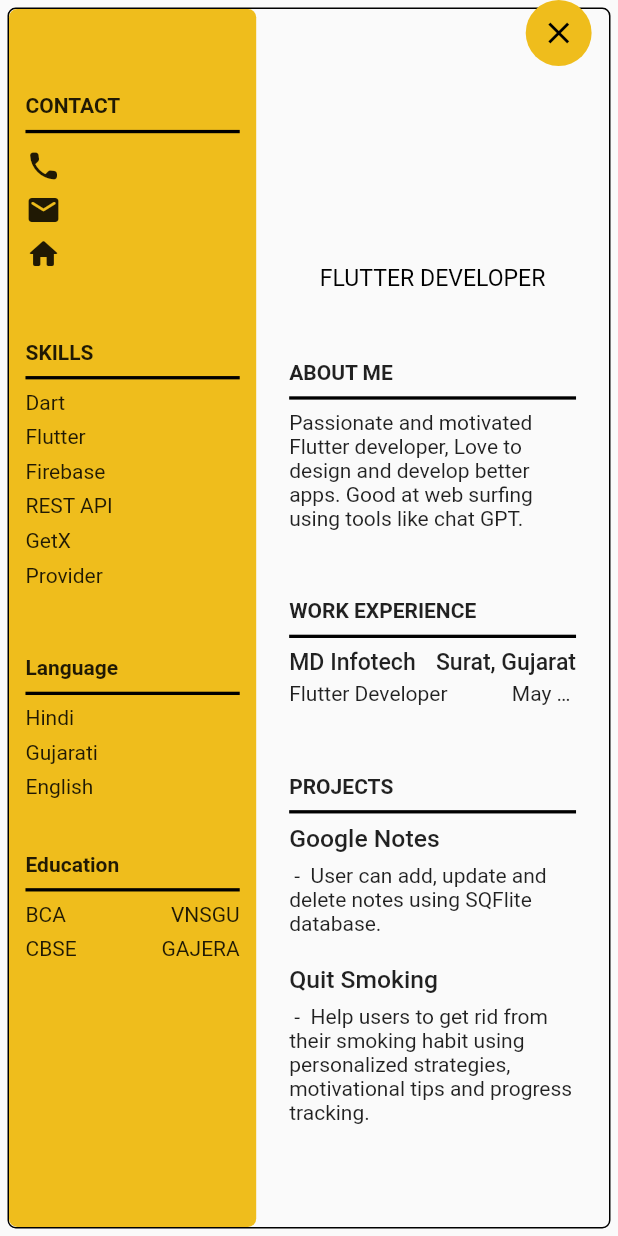
After one commit to niyatikalathiya6/resume_builder, a Flutter app: the ResumeViewScreen screen opened by its route, on a phone screen of 412 x 824 dp. The commit adds this screen. Run offline on Flutter 3.47's test engine with Material 2 defaults, Android fonts, the phone set to English and light mode, and no system bars; our stand-ins replace dropdown_button2, flutter_screenutil, flutter_svg, get, get_storage, google_fonts and 1 more; accounts and stored records are empty.

Commit message:
resume_view added

```diff
--- /dev/null
+++ b/lib/Screens/UserInfo/resume_view.dart
@@ -0,0 +1,351 @@
+import 'package:flutter/material.dart';
+import 'package:flutter_screenutil/flutter_screenutil.dart';
+import 'package:get/get.dart';
+
+import '../../Controllers/user_info_controller.dart';
+import '../../Utils/constants.dart';
+
+class ResumeViewScreen extends StatelessWidget {
+  const ResumeViewScreen({super.key});
+  static const routeName = 'ResumeViewScreen';
+  @override
+  Widget build(BuildContext context) {
+    var args = ModalRoute.of(context)!.settings.arguments;
+
+    return Scaffold(
+      appBar: PreferredSize(
+        preferredSize: const Size.fromHeight(0),
+        child: AppBar(
+          backgroundColor: AppColors.primaryColor,
+          automaticallyImplyLeading: false,
+        ),
+      ),
+      body: GetBuilder(
+          init: UserInfoController(args: args),
+          builder: (userInfoController) {
+            return Stack(
+              children: [
+                Container(
+                  margin: EdgeInsets.all(5),
+                  width: double.infinity,
+                  decoration: BoxDecoration(
+                      border: Border.all(color: Colors.black),
+                      borderRadius: BorderRadius.circular(5.sp)),
+                  child: Row(
+                    children: [
+                      Container(
+                        width: 150.w,
+                        padding: EdgeInsets.all(10.sp),
+                        decoration: BoxDecoration(
+                            color: AppColors.secondaryColor,
+                            border: Border(
+                                right: BorderSide.none,
+                                bottom: BorderSide.none),
+                            borderRadius: BorderRadius.circular(5.sp)),
+                        child: Column(
+                          mainAxisSize: MainAxisSize.max,
+                          crossAxisAlignment: CrossAxisAlignment.start,
+                          children: [
+                            SizedBox(height: 45.h),
+                            Text(
+                              "CONTACT",
+                              style: TextStyle(fontWeight: FontWeight.bold),
+                            ),
+                            SizedBox(height: 10.h),
+                            Divider(
+                              thickness: 2.sp,
+                              height: 0,
+                              color: Colors.black,
+                            ),
+                            SizedBox(height: 10.h),
+                            Row(
+                              children: [
+                                Icon(Icons.call_rounded),
+                                SizedBox(width: 5.w),
+                                Expanded(
+                                  child: Text(
+                                      userInfoController
+                                          .phoneNumberController.text,
+                                      maxLines: 1,
+                                      overflow: TextOverflow.ellipsis),
+                                )
+                              ],
+                            ),
+                            SizedBox(height: 5.h),
+                            Row(
+                              children: [
+                                Icon(Icons.email_rounded),
+                                SizedBox(width: 5.w),
+                                Expanded(
+                                  child: Text(
+                                      userInfoController.emailController.text,
+                                      maxLines: 1,
+                                      overflow: TextOverflow.ellipsis),
+                                )
+                              ],
+                            ),
+                            SizedBox(height: 5.h),
+                            Row(
+                              children: [
+                                Icon(Icons.home_rounded),
+                                SizedBox(width: 5.w),
+                                Expanded(
+                                  child: Text(
+                                      userInfoController.cityController.text,
+                                      maxLines: 1,
+                                      overflow: TextOverflow.ellipsis),
+                                )
+                              ],
+                            ),
+                            SizedBox(height: 45.h),
+                            Text(
+                              "SKILLS",
+                              style: TextStyle(fontWeight: FontWeight.bold),
+                            ),
+                            SizedBox(height: 10.h),
+                            Divider(
+                              thickness: 2.sp,
+                              height: 0,
+                              color: Colors.black,
+                            ),
+                            SizedBox(height: 7.h),
+                            Text("Dart",
+                                maxLines: 1, overflow: TextOverflow.ellipsis),
+                            SizedBox(height: 7.h),
+                            Text("Flutter",
+                                maxLines: 1, overflow: TextOverflow.ellipsis),
+                            SizedBox(height: 7.h),
+                            Text("Firebase",
+                                maxLines: 1, overflow: TextOverflow.ellipsis),
+                            SizedBox(height: 7.h),
+                            Text("REST API",
+                                maxLines: 1, overflow: TextOverflow.ellipsis),
+                            SizedBox(height: 7.h),
+                            Text("GetX",
+                                maxLines: 1, overflow: TextOverflow.ellipsis),
+                            SizedBox(height: 7.h),
+                            Text("Provider",
+                                maxLines: 1, overflow: TextOverflow.ellipsis),
+                            SizedBox(height: 45.h),
+                            Text(
+                              "Language",
+                              style: TextStyle(fontWeight: FontWeight.bold),
+                            ),
+                            SizedBox(height: 10.h),
+                            Divider(
+                              thickness: 2.sp,
+                              height: 0,
+                              color: Colors.black,
+                            ),
+                            SizedBox(height: 7.h),
+                            Text("Hindi",
+                                maxLines: 1, overflow: TextOverflow.ellipsis),
+                            SizedBox(height: 7.h),
+                            Text("Gujarati",
+                                maxLines: 1, overflow: TextOverflow.ellipsis),
+                            SizedBox(height: 7.h),
+                            Text("English",
+                                maxLines: 1, overflow: TextOverflow.ellipsis),
+                            SizedBox(height: 35.h),
+                            Text(
+                              "Education",
+                              style: TextStyle(fontWeight: FontWeight.bold),
+                            ),
+                            SizedBox(height: 10.h),
+                            Divider(
+                              thickness: 2.sp,
+                              height: 0,
+                              color: Colors.black,
+                            ),
+                            SizedBox(height: 7.h),
+                            Row(
+                              children: [
+                                Text("BCA",
+                                    maxLines: 1,
+                                    overflow: TextOverflow.ellipsis),
+                                Spacer(),
+                                Text("VNSGU",
+                                    maxLines: 1,
+                                    overflow: TextOverflow.ellipsis),
+                              ],
+                            ),
+                            SizedBox(height: 7.h),
+                            Row(
+                              children: [
+                                Text("CBSE",
+                                    maxLines: 1,
+                                    overflow: TextOverflow.ellipsis),
+                                Spacer(),
+                                Text("GAJERA",
+                                    maxLines: 1,
+                                    overflow: TextOverflow.ellipsis),
+                              ],
+                            ),
+                          ],
+                        ),
+                      ),
+                      Expanded(
+                        child: Container(
+                          padding: EdgeInsets.all(20.sp),
+                          child: Column(
+                            crossAxisAlignment: CrossAxisAlignment.start,
+                            children: [
+                              SizedBox(
+                                height: 100.h,
+                              ),
+                              Container(
+                                alignment: Alignment.center,
+                                child: Text(
+                                    userInfoController.fullNameController.text,
+                                    maxLines: 1,
+                                    textAlign: TextAlign.center,
+                                    style: TextStyle(
+                                        fontSize: 30.sp,
+                                        letterSpacing: 0.sp,
+                                        height: 44.h / 36.sp,
+                                        fontWeight: FontWeight.w600,
+                                        color: Colors.black)),
+                              ),
+                              SizedBox(height: 10.h),
+                              Container(
+                                alignment: Alignment.center,
+                                child: Text("FLUTTER DEVELOPER",
+                                    maxLines: 1,
+                                    textAlign: TextAlign.center,
+                                    style: TextStyle(
+                                        fontSize: 14.sp,
+                                        letterSpacing: 0.sp,
+                                        color: Colors.black)),
+                              ),
+                              SizedBox(height: 45.h),
+                              Text(
+                                "ABOUT ME",
+                                style: TextStyle(fontWeight: FontWeight.bold),
+                              ),
+                              SizedBox(height: 10.h),
+                              Divider(
+                                thickness: 2.sp,
+                                height: 0,
+                                color: Colors.black,
+                              ),
+                              SizedBox(height: 7.h),
+                              Text(
+                                  "Passionate and motivated Flutter developer, Love to design and develop better apps. Good at web surfing using tools like chat GPT.",
+                                  overflow: TextOverflow.fade),
+                              SizedBox(height: 45.h),
+                              Text(
+                                "WORK EXPERIENCE",
+                                style: TextStyle(fontWeight: FontWeight.bold),
+                              ),
+                              SizedBox(height: 10.h),
+                              Divider(
+                                thickness: 2.sp,
+                                height: 0,
+                                color: Colors.black,
+                              ),
+                              SizedBox(height: 7.h),
+                              Row(
+                                children: [
+                                  Text("MD Infotech",
+                                      style: TextStyle(
+                                          fontSize: 14.sp,
+                                          fontWeight: FontWeight.w500),
+                                      overflow: TextOverflow.fade),
+                                  Spacer(),
+                                  Text("Surat, Gujarat",
+                                      style: TextStyle(
+                                          fontSize: 14.sp,
+                                          fontWeight: FontWeight.w500),
+                                      overflow: TextOverflow.fade),
+                                ],
+                              ),
+                              SizedBox(height: 4.h),
+                              Row(
+                                children: [
+                                  Text("Flutter Developer",
+                                      overflow: TextOverflow.ellipsis),
+                                  Spacer(),
+                                  Expanded(
+                                    child: Text("May 2023 - Oct. 2023",
+                                        overflow: TextOverflow.ellipsis),
+                                  ),
+                                ],
+                              ),
+                              SizedBox(height: 45.h),
+                              Text(
+                                "PROJECTS",
+                                style: TextStyle(fontWeight: FontWeight.bold),
+                              ),
+                              SizedBox(height: 10.h),
+                              Divider(
+                                thickness: 2.sp,
+                                height: 0,
+                                color: Colors.black,
+                              ),
+                              SizedBox(height: 7.h),
+                              Text("Google Notes",
+                                  style: TextStyle(
+                                      fontSize: 15.sp,
+                                      fontWeight: FontWeight.w500),
+                                  overflow: TextOverflow.fade),
+                              SizedBox(height: 7.h),
+                              Text(
+                                  " -  User can add, update and delete notes using SQFlite database.",
+                                  overflow: TextOverflow.fade),
+                              SizedBox(height: 20.h),
+                              Text("Quit Smoking",
+                                  style: TextStyle(
+                                      fontSize: 15.sp,
+                                      fontWeight: FontWeight.w500),
+                                  overflow: TextOverflow.fade),
+                              SizedBox(height: 7.h),
+                              Text(
+                                  " -  Help users to get rid from their smoking habit using personalized strategies, motivational tips and progress tracking.",
+                                  overflow: TextOverflow.fade),
+                            ],
+                          ),
+                        ),
+                      )
+                    ],
+                  ),
+                ),
+                Container(
+                  height: 40.sp,
+                  alignment: Alignment.center,
+                  padding: EdgeInsets.symmetric(horizontal: 16.w),
+                  child: Row(
+                    children: [
+                      Spacer(),
+                      Container(
+                        decoration: BoxDecoration(
+                            shape: BoxShape.circle,
+                            color: AppColors.secondaryColor),
+                        child: ClipRRect(
+                          borderRadius: BorderRadius.circular(100.sp),
+                          child: Material(
+                            color: Colors.transparent,
+                            child: InkWell(
+                              onTap: () {
+                                Navigator.pop(context);
+                              },
+                              child: Container(
+                                width: 40.sp,
+                                height: 40.sp,
+                                child: Icon(
+                                  Icons.close,
+                                  color: Colors.black,
+                                ),
+                              ),
+                            ),
+                          ),
+                        ),
+                      ),
+                    ],
+                  ),
+                )
+              ],
+            );
+          }),
+    );
+  }
+}
--- a/lib/Screens/UserInfo/user_address_info.dart
+++ b/lib/Screens/UserInfo/user_address_info.dart
@@ -60,7 +60,7 @@ class UserAddressScreen extends StatelessWidget {
                         ),
                       ),
                       Spacer(),
-                      Text("Basic Information",
+                      Text("Address Information",
                           style: TextStyle(
                               fontSize: 16.sp,
                               letterSpacing: 0.sp,
--- a/lib/Screens/UserInfo/user_basic_info.dart
+++ b/lib/Screens/UserInfo/user_basic_info.dart
@@ -48,7 +48,6 @@ class UserBasicInfoScreen extends StatelessWidget {
                                 Navigator.pop(context);
                               },
                               child: Container(
-                                padding: EdgeInsets.symmetric(horizontal: 11.w),
                                 width: 40.sp,
                                 height: 40.sp,
                                 child: Icon(
--- a/lib/Screens/home_screen.dart
+++ b/lib/Screens/home_screen.dart
@@ -5,6 +5,7 @@ import 'package:get/get.dart';
 import '../Controllers/resume_controller.dart';
 import '../Models/resume_model.dart';
 import '../Utils/constants.dart';
+import 'UserInfo/resume_view.dart';
 import 'UserInfo/user_basic_info.dart';
 
 class HomeScreen extends StatelessWidget {
@@ -344,7 +345,11 @@ class HomeScreen extends StatelessWidget {
                                           ),
                                           SizedBox(width: 8.w),
                                           InkWell(
-                                            onTap: () async {},
+                                            onTap: () async {
+                                              Navigator.pushNamed(context,
+                                                  ResumeViewScreen.routeName,
+                                                  arguments: {'index': index});
+                                            },
                                             child: Container(
                                               height: 32.h,
                                               width: 83.w,
--- a/lib/routes.dart
+++ b/lib/routes.dart
@@ -3,11 +3,13 @@ import 'package:resume_builder/Screens/SignUp/signup.dart';
 import 'package:resume_builder/Screens/UserInfo/user_address_info.dart';
 import 'package:resume_builder/Screens/home_screen.dart';
 
+import 'Screens/UserInfo/resume_view.dart';
 import 'Screens/UserInfo/user_basic_info.dart';
 
 final Map<String, WidgetBuilder> routes = {
   SignUpScreen.routeName: (ctx) => SignUpScreen(),
   HomeScreen.routeName: (ctx) => HomeScreen(),
   UserBasicInfoScreen.routeName: (ctx) => UserBasicInfoScreen(),
-  UserAddressScreen.routeName: (ctx) => UserAddressScreen()
+  UserAddressScreen.routeName: (ctx) => UserAddressScreen(),
+  ResumeViewScreen.routeName: (ctx) => ResumeViewScreen()
 };
```
